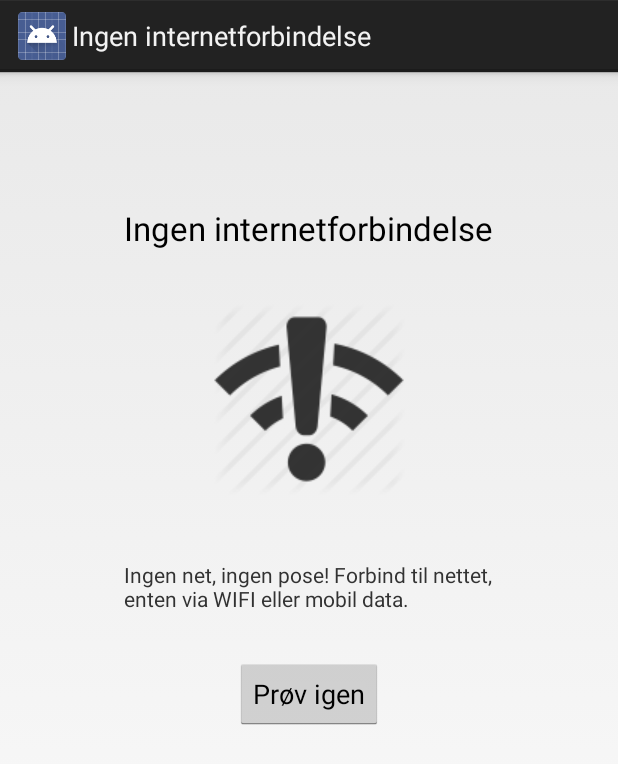
After one commit to 418Teapot/pdp, an Android app: the NoInternets screen opened directly, with no data from a screen before it, on a phone screen of 412 x 824 dp. The commit adds this screen. Shown: the top 764 px of the screen. Run offline under Robolectric (Android 15) with nearby library versions, the phone set to English and light mode, and no system bars.

Commit message:
Opdateret app med check for internetforbindelse og nye ikoner til fødevarer

```diff
--- a/OCONN_android_app/app/src/main/java/dk/http418/oconn/GetPickup.java
+++ b/OCONN_android_app/app/src/main/java/dk/http418/oconn/GetPickup.java
@@ -22,6 +22,8 @@ public class GetPickup extends AsyncTask<String, Void, Boolean> {
             phsh = fromServer.get(0).toString();
         } catch (JSONException e){
             e.printStackTrace();
+        } catch (NullPointerException e){
+            System.out.println("Get Pickup er NULL!");
         }
 
 
--- /dev/null
+++ b/OCONN_android_app/app/src/main/java/dk/http418/oconn/NoInternets.java
@@ -0,0 +1,57 @@
+package dk.http418.oconn;
+
+import android.app.Activity;
+import android.content.Intent;
+import android.os.Bundle;
+import android.view.Menu;
+import android.view.MenuItem;
+import android.view.View;
+import android.widget.Button;
+
+
+public class NoInternets extends Activity {
+
+    @Override
+    protected void onCreate(Bundle savedInstanceState) {
+        super.onCreate(savedInstanceState);
+        setContentView(R.layout.activity_no_internets);
+
+        getActionBar().setTitle("Ingen internetforbindelse");
+
+        Button retryBtn = (Button) findViewById(R.id.retryConnectBtn);
+        if(retryBtn != null) {
+            retryBtn.setOnClickListener(new View.OnClickListener() {
+                @Override
+                public void onClick(View view) {
+
+                    Intent i = new Intent(getApplicationContext(), LoginActivity.class);
+                    startActivity(i);
+                    finish();
+                }
+            });
+        }
+
+    }
+
+    @Override
+    public boolean onCreateOptionsMenu(Menu menu) {
+        // Inflate the menu; this adds items to the action bar if it is present.
+        //getMenuInflater().inflate(R.menu.menu_no_internets, menu);
+        return true;
+    }
+
+    @Override
+    public boolean onOptionsItemSelected(MenuItem item) {
+        // Handle action bar item clicks here. The action bar will
+        // automatically handle clicks on the Home/Up button, so long
+        // as you specify a parent activity in AndroidManifest.xml.
+        int id = item.getItemId();
+
+        //noinspection SimplifiableIfStatement
+        if (id == R.id.action_settings) {
+            return true;
+        }
+
+        return super.onOptionsItemSelected(item);
+    }
+}
--- /dev/null
+++ b/OCONN_android_app/app/src/main/res/layout/activity_no_internets.xml
@@ -0,0 +1,49 @@
+<RelativeLayout xmlns:android="http://schemas.android.com/apk/res/android"
+    xmlns:tools="http://schemas.android.com/tools" android:layout_width="match_parent"
+    android:layout_height="match_parent" android:paddingLeft="@dimen/activity_horizontal_margin"
+    android:paddingRight="@dimen/activity_horizontal_margin"
+    android:paddingTop="@dimen/activity_vertical_margin"
+    android:paddingBottom="@dimen/activity_vertical_margin"
+    tools:context="dk.http418.oconn.NoInternets"
+    android:id="@+id/nonetz">
+
+    <TextView
+        android:layout_width="wrap_content"
+        android:layout_height="wrap_content"
+        android:textAppearance="?android:attr/textAppearanceLarge"
+        android:text="Ingen internetforbindelse"
+        android:id="@+id/textView3"
+        android:layout_alignParentTop="true"
+        android:layout_centerHorizontal="true"
+        android:layout_marginTop="73dp" />
+
+    <ImageView
+        android:layout_width="wrap_content"
+        android:layout_height="wrap_content"
+        android:id="@+id/noconnectimg"
+        android:src="@drawable/noweb"
+        android:layout_below="@+id/textView3"
+        android:layout_centerHorizontal="true"
+        android:layout_marginTop="35dp" />
+
+    <Button
+        android:layout_width="wrap_content"
+        android:layout_height="wrap_content"
+        android:text="Prøv igen"
+        android:id="@+id/retryConnectBtn"
+        android:layout_below="@+id/retrytxt"
+        android:layout_centerHorizontal="true"
+        android:layout_marginTop="30dp" />
+
+    <TextView
+        android:layout_width="wrap_content"
+        android:layout_height="wrap_content"
+        android:textAppearance="?android:attr/textAppearanceSmall"
+        android:text="Ingen net, ingen pose! Forbind til nettet, enten via WIFI eller mobil data."
+        android:id="@+id/retrytxt"
+        android:layout_below="@+id/noconnectimg"
+        android:layout_alignStart="@+id/textView3"
+        android:layout_marginTop="43dp"
+        android:layout_alignEnd="@+id/textView3" />
+
+</RelativeLayout>
--- /dev/null
+++ b/OCONN_android_app/app/src/main/res/menu/menu_donate.xml
@@ -0,0 +1,5 @@
+<menu xmlns:android="http://schemas.android.com/apk/res/android"
+    xmlns:tools="http://schemas.android.com/tools" tools:context="dk.http418.oconn.Donate">
+    <item android:id="@+id/action_settings" android:title="@string/action_settings"
+        android:orderInCategory="100" android:showAsAction="never" />
+</menu>
--- /dev/null
+++ b/OCONN_android_app/app/src/main/res/menu/menu_no_internets.xml
@@ -0,0 +1,5 @@
+<menu xmlns:android="http://schemas.android.com/apk/res/android"
+    xmlns:tools="http://schemas.android.com/tools" tools:context="dk.http418.oconn.NoInternets">
+    <item android:id="@+id/action_settings" android:title="@string/action_settings"
+        android:orderInCategory="100" android:showAsAction="never" />
+</menu>
--- a/OCONN_android_app/app/src/main/res/values/strings.xml
+++ b/OCONN_android_app/app/src/main/res/values/strings.xml
@@ -17,6 +17,8 @@
     <string name="title_activity_not_allowed">NotAllowed</string>
     <string name="title_activity_no_weight_found">NoWeightFound</string>
     <string name="title_activity_checkout">CheckoutActivity</string>
+    <string name="title_activity_donate">Donate</string>
+    <string name="title_activity_no_internets">NoInternets</string>
 
 
 </resources>
```
Also changed, not shown: OCONN_android_app/app/src/main/AndroidManifest.xml (+10 -16 lines), OCONN_android_app/app/src/main/java/dk/http418/oconn/LoginActivity.java (+19 -0 lines), OCONN_android_app/app/src/main/java/dk/http418/oconn/Main.java (+22 -4 lines), OCONN_android_app/app/src/main/java/dk/http418/oconn/SelectVeggie.java (+13 -1 lines), OCONN_android_app/app/src/main/java/dk/http418/oconn/VeggieWeight.java (+15 -1 lines), OCONN_android_app/app/src/main/res/drawable/artichoke.png (added), OCONN_android_app/app/src/main/res/drawable/kartofler.png (added), OCONN_android_app/app/src/main/res/drawable/logo.png (added), OCONN_android_app/app/src/main/res/drawable/naelder.png (added), OCONN_android_app/app/src/main/res/drawable/noweb.png (added), OCONN_android_app/app/src/main/res/drawable/peberrod.png (added), OCONN_android_app/app/src/main/res/drawable/rabarber.png (added), OCONN_android_app/app/src/main/res/drawable/salat.png (added), 115 other files.
